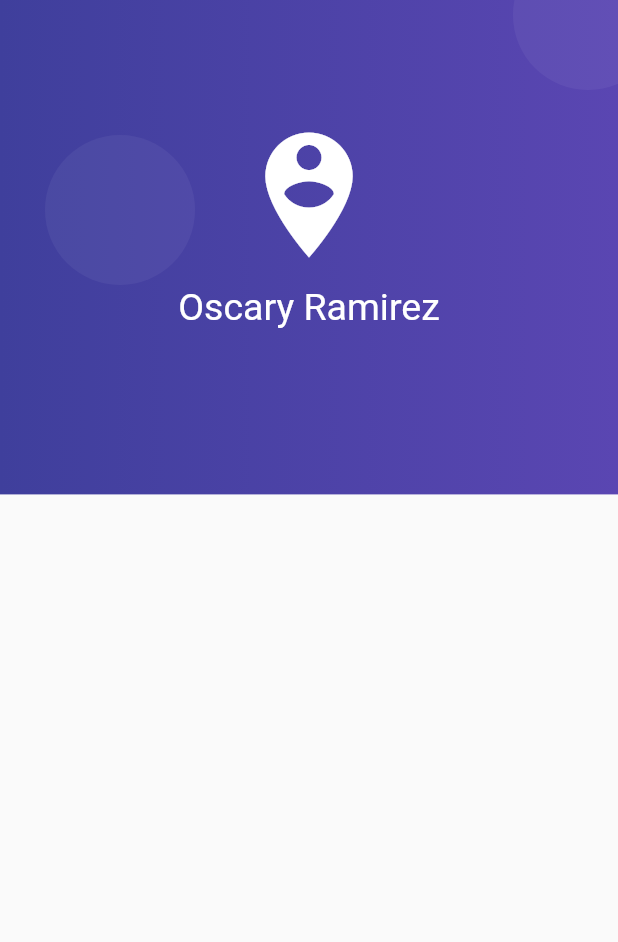
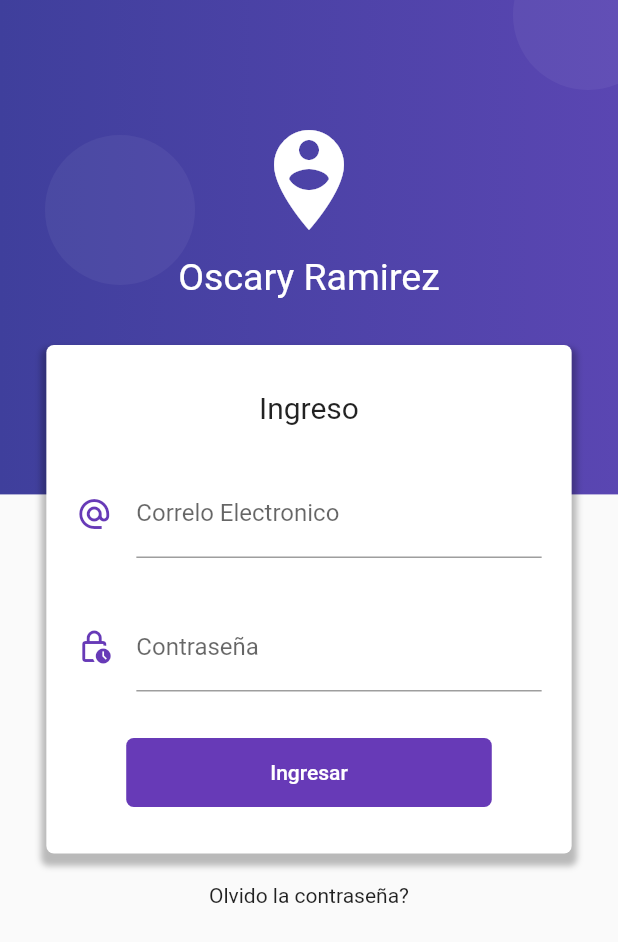
Before and after one commit to oscar02r/form_validation_blog, a Flutter app: the screen it shows after launch, on a phone screen of 412 x 824 dp. Shown: the top 942 px of the screen. Run offline on Flutter 3.47's test engine with Material 2 defaults, Android fonts, the phone set to English and light mode, and no system bars.

Commit message:
Adding login bloc

```diff
--- /dev/null
+++ b/lib/src/login_bloc.dart
@@ -0,0 +1,20 @@
+
+import 'dart:async';
+
+class LoginBloc{
+
+  final _emailController = StreamController<String>.broadcast();
+  final _passwordController = StreamController<String>.broadcast();
+
+  Stream<String> get emailStream => _emailController.stream;
+  Stream<String> get passwordStream => _passwordController.stream;
+
+  Function(String) get changeEmail => _emailController.add;
+  Function(String) get changePassword => _passwordController.add;
+
+  dispose(){
+    _passwordController?.close();
+    _emailController?.close();
+  }
+
+}
--- a/lib/src/page/login_page.dart
+++ b/lib/src/page/login_page.dart
@@ -7,12 +7,101 @@ class LoginPage extends StatelessWidget{
   return Scaffold(
         body: Stack(
           children: [
-            _crearFondo(context)
+            _crearFondo(context),
+            _loginForm(context),
           ],
         ),
   );
   }
 
+  Widget _loginForm(BuildContext context) {
+       final size = MediaQuery.of(context).size;
+       return SingleChildScrollView(
+         child:Column(
+           children: [
+             Container(height: 230.0),
+
+             Container(
+               padding: EdgeInsets.symmetric(vertical: 30.0),
+               width: size.width * 0.85,
+               decoration: BoxDecoration(
+                   color: Colors.white,
+                 borderRadius: BorderRadius.circular(5.0),
+                 boxShadow: <BoxShadow>[
+                   BoxShadow(
+                     color: Colors.black26,
+                     blurRadius: 3.0,
+                     spreadRadius: 3.0,
+                     offset: Offset(0.0,5)
+                   )
+                 ]
+               ),
+               child: Column(
+                 children: [
+                   Text('Ingreso', style: TextStyle(fontSize: 20.0)),
+                   SizedBox(height: 30.0),
+                   _crearEmail(),
+                   SizedBox(height: 30.0),
+                   _crearPassword(),
+                   SizedBox(height: 30.0),
+                   _crearBoton()
+                 ],
+               ),
+             ),
+             SizedBox(height: 20.0),
+             Text('Olvido la contraseña?'),
+             SizedBox(height: 20.0),
+           ]
+         )
+       );
+  }
+  Widget _crearEmail() {
+    return Container(
+          padding: EdgeInsets.symmetric(horizontal: 20.0 ),
+        child: TextField(
+          keyboardType: TextInputType.emailAddress,
+          decoration: InputDecoration(
+              icon: Icon(Icons.alternate_email, color:Colors.deepPurple),
+              hintText:'example@correo.com',
+            labelText: 'Correlo Electronico'
+          ),
+        ),
+    );
+  }
+
+  Widget _crearPassword() {
+    return Container(
+      padding: EdgeInsets.symmetric(horizontal: 20.0 ),
+      child: TextField(
+        obscureText: true,
+        keyboardType: TextInputType.emailAddress,
+        decoration: InputDecoration(
+            icon: Icon(Icons.lock_clock_outlined, color:Colors.deepPurple),
+            labelText: 'Contraseña'
+        ),
+      ),
+    );
+  }
+  Widget _crearBoton() {
+    return ElevatedButton(
+
+        child: Container(
+          padding: EdgeInsets.symmetric(vertical: 15.0, horizontal: 80.0),
+          child: Text('Ingresar'),
+        ),
+         style:  ElevatedButton.styleFrom(
+           elevation: 0.0,
+           onPrimary: Colors.white,
+           primary: Colors.deepPurple,
+           minimumSize: Size(88, 36),
+           shape:  RoundedRectangleBorder(
+             borderRadius: BorderRadius.circular(5.0),
+           ),
+         ),
+
+        onPressed: (){},
+    );
+  }
  Widget _crearFondo(BuildContext context) {
       final size = MediaQuery.of(context).size;
        final fondoMorado = Container(
@@ -52,7 +141,7 @@ class LoginPage extends StatelessWidget{
              child: Column(
 
                children: [
-                 Icon(Icons.person_pin_circle, color: Colors.white, size: 100.0,),
+                 Icon(Icons.person_pin_circle, color: Colors.white, size: 80.0,),
                  SizedBox(height: 10.0, width: double.infinity,),
                  Text('Oscary Ramirez', style: TextStyle(
                      fontSize: 25.0,
@@ -65,4 +154,5 @@ class LoginPage extends StatelessWidget{
          ],
        );
   }
+
 }
```
